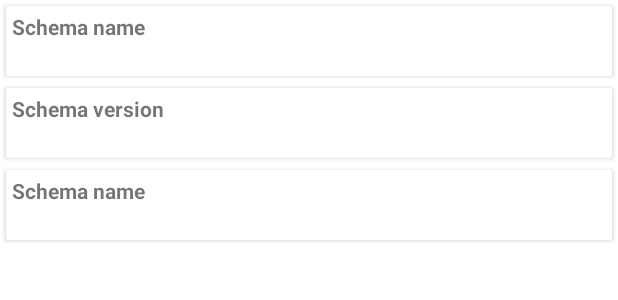
After one commit to LedgerLeopard/IDChain, an Android app: the layout dialog_schema_definition.xml on its own in the app's theme, with its tools: preview values and no code run, on a phone screen of 412 x 824 dp. The commit adds this screen. Shown: the top 300 px of the screen. Run offline under Robolectric (Android 15) with nearby library versions, the phone set to English and light mode, and no system bars.

Commit message:
added get offers page added get schema details

```diff
--- a/app/build.gradle
+++ b/app/build.gradle
@@ -87,6 +87,7 @@ dependencies {
 	implementation 'com.squareup.okhttp3:okhttp:3.10.0'
 	implementation 'ru.bsc.mobile:fingerly:1.0.7'
 	implementation 'com.google.code.gson:gson:2.8.5'
+	implementation 'com.squareup.okhttp3:logging-interceptor:3.10.0'
 	implementation('com.crashlytics.sdk.android:crashlytics:2.9.3@aar') {
         transitive = true;
     }
--- a/app/src/main/java/com/ledgerleopard/sorvin/api/request/OnboadringRequest.java
+++ b/app/src/main/java/com/ledgerleopard/sorvin/api/request/OnboadringRequest.java
@@ -4,8 +4,10 @@ public class OnboadringRequest {
 
 	public String did;
 	public String verkey;
+	public String token;
 
-	public OnboadringRequest(String did, String verkey) {
+	public OnboadringRequest(String did, String verkey, String token) {
+		this.token = token;
 		this.did = did;
 		this.verkey = verkey;
 	}
--- a/app/src/main/java/com/ledgerleopard/sorvin/api/response/GetCredentialOfferResponse.java
+++ b/app/src/main/java/com/ledgerleopard/sorvin/api/response/GetCredentialOfferResponse.java
@@ -2,8 +2,9 @@ package com.ledgerleopard.sorvin.api.response;
 
 import com.ledgerleopard.sorvin.model.CredentialOffer;
 
+import java.util.ArrayList;
 import java.util.List;
 
 public class GetCredentialOfferResponse {
-    public List<CredentialOffer> offersList;
+    public List<CredentialOffer> offersList = new ArrayList<>();
 }
--- a/app/src/main/java/com/ledgerleopard/sorvin/functionality/connections/ConnectionsContract.java
+++ b/app/src/main/java/com/ledgerleopard/sorvin/functionality/connections/ConnectionsContract.java
@@ -2,7 +2,6 @@ package com.ledgerleopard.sorvin.functionality.connections;
 
 import android.content.Intent;
 
-import com.ledgerleopard.sorvin.api.request.OnboadringRequest;
 import com.ledgerleopard.sorvin.basemvp.BaseContract;
 import com.ledgerleopard.sorvin.basemvp.IndyBaseModelInterface;
 import com.ledgerleopard.sorvin.model.ConnectionItem;
@@ -27,6 +26,6 @@ public interface ConnectionsContract {
 	}
 
 	interface Model extends IndyBaseModelInterface {
-		void sendDIDback(String url, String tokenHeader, OnboadringRequest requestBody, Callback callback);
+		void sendDIDback(String url, String tokenHeader, byte[] requestBody, Callback callback);
 	}
 }
--- a/app/src/main/java/com/ledgerleopard/sorvin/model/CredentialOffer.java
+++ b/app/src/main/java/com/ledgerleopard/sorvin/model/CredentialOffer.java
@@ -4,4 +4,10 @@ public class CredentialOffer {
     public String schema_id;
     public String cred_def_id;
     public String nonce;
+
+    public CredentialOffer(String schema_id, String cred_def_id, String nonce) {
+        this.schema_id = schema_id;
+        this.cred_def_id = cred_def_id;
+        this.nonce = nonce;
+    }
 }
--- a/app/src/main/java/com/ledgerleopard/sorvin/model/QRPayload.java
+++ b/app/src/main/java/com/ledgerleopard/sorvin/model/QRPayload.java
@@ -9,6 +9,11 @@ public class QRPayload {
 	private String baseUrl;
 	private String path;
 
+
+	public String getBaseUrl() {
+		return baseUrl;
+	}
+
 	public String sendbackUrl(){
 		return baseUrl + path;
 	}
--- a/app/src/main/res/layout/activity_attestation.xml
+++ b/app/src/main/res/layout/activity_attestation.xml
@@ -1,5 +1,6 @@
 <?xml version="1.0" encoding="utf-8"?>
 <ListView xmlns:android="http://schemas.android.com/apk/res/android"
     android:id="@+id/lvCredentialOffers"
+    android:divider="@null"
     android:layout_width="match_parent"
     android:layout_height="match_parent" />
--- /dev/null
+++ b/app/src/main/res/layout/dialog_schema_definition.xml
@@ -0,0 +1,106 @@
+<?xml version="1.0" encoding="utf-8"?>
+<ScrollView
+    xmlns:android="http://schemas.android.com/apk/res/android" android:layout_width="match_parent"
+    android:layout_height="match_parent">
+
+    <LinearLayout
+        android:orientation="vertical"
+        android:layout_width="match_parent"
+        android:layout_height="wrap_content">
+
+        <android.support.v7.widget.CardView
+            android:layout_width="match_parent"
+            android:layout_height="match_parent"
+            android:layout_margin="4dp"
+            >
+
+            <LinearLayout
+                android:layout_width="match_parent"
+                android:layout_height="wrap_content"
+                android:background="@color/cardview_light_background"
+                android:orientation="vertical"
+                android:padding="4dp"
+                >
+
+                <TextView
+                    android:textStyle="bold"
+                    android:layout_width="match_parent"
+                    android:layout_height="wrap_content"
+                    android:text="Schema name"
+                    />
+
+                <TextView
+                    android:layout_width="match_parent"
+                    android:layout_height="wrap_content"
+                    android:id="@+id/tvSchemaName"
+                    android:text=""
+                    />
+
+            </LinearLayout>
+        </android.support.v7.widget.CardView>
+
+        <android.support.v7.widget.CardView
+            android:layout_width="match_parent"
+            android:layout_height="match_parent"
+            android:layout_margin="4dp"
+            >
+
+            <LinearLayout
+                android:layout_width="match_parent"
+                android:layout_height="wrap_content"
+                android:background="@color/cardview_light_background"
+                android:orientation="vertical"
+                android:padding="4dp"
+                >
+
+                <TextView
+                    android:textStyle="bold"
+                    android:layout_width="match_parent"
+                    android:layout_height="wrap_content"
+                    android:text="Schema version"
+                    />
+
+                <TextView
+                    android:layout_width="match_parent"
+                    android:layout_height="wrap_content"
+                    android:id="@+id/tvSchemaVersion"
+                    android:text=""
+                    />
+
+            </LinearLayout>
+        </android.support.v7.widget.CardView>
+
+        <android.support.v7.widget.CardView
+            android:layout_width="match_parent"
+            android:layout_height="match_parent"
+            android:layout_margin="4dp"
+            >
+
+            <LinearLayout
+                android:layout_width="match_parent"
+                android:layout_height="wrap_content"
+                android:background="@color/cardview_light_background"
+                android:orientation="vertical"
+                android:padding="4dp"
+                >
+
+                <TextView
+                    android:textStyle="bold"
+                    android:layout_width="match_parent"
+                    android:layout_height="wrap_content"
+                    android:text="Schema name"
+                    />
+
+                <TextView
+                    android:layout_width="match_parent"
+                    android:layout_height="wrap_content"
+                    android:id="@+id/tvSchemaAttributes"
+                    android:text=""
+                    />
+
+            </LinearLayout>
+        </android.support.v7.widget.CardView>
+
+    </LinearLayout>
+
+</ScrollView>
```
Also changed, not shown: app/src/main/java/com/ledgerleopard/sorvin/IDChainApplication.java (+16 -2 lines), app/src/main/java/com/ledgerleopard/sorvin/IndySDK.java (+138 -10 lines), app/src/main/java/com/ledgerleopard/sorvin/api/BaseApiCallback.java (+39 -5 lines), app/src/main/java/com/ledgerleopard/sorvin/functionality/attestation/AttestationActivity.java (+52 -0 lines), app/src/main/java/com/ledgerleopard/sorvin/functionality/attestation/AttestationContract.java (+7 -2 lines), app/src/main/java/com/ledgerleopard/sorvin/functionality/attestation/AttestationModelImpl.java (+16 -4 lines), app/src/main/java/com/ledgerleopard/sorvin/functionality/attestation/AttestationsPresenterImpl.java (+46 -5 lines), app/src/main/java/com/ledgerleopard/sorvin/functionality/connections/ConnectionsListPresenter.java (+19 -16 lines), app/src/main/java/com/ledgerleopard/sorvin/functionality/connections/ConnectionsModelImpl.java (+6 -8 lines), app/src/main/java/com/ledgerleopard/sorvin/model/SchemaDefinition.java (added, +26 -0 lines), app/src/main/res/layout/dialog_credential_offer_actions.xml (added, +29 -0 lines).
